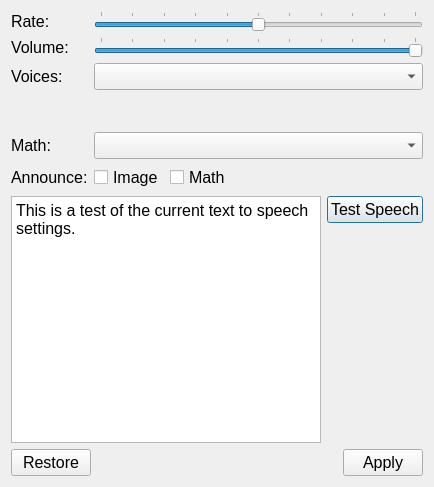
DinoZAR/CentralAccessReader, file src/forms/speech_settings.ui: the form before one commit.
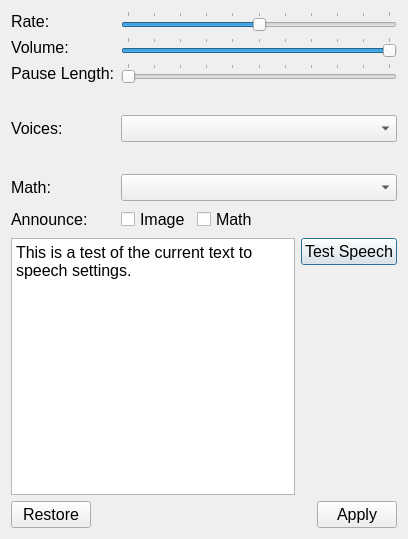
The form after the commit. Icons and pictures are not drawn.

Commit message: Updated Tutorial and added the pause feature to TTS.

```diff
--- a/src/forms/speech_settings.ui
+++ b/src/forms/speech_settings.ui
@@ -6,8 +6,8 @@
    <rect>
     <x>0</x>
     <y>0</y>
-    <width>434</width>
-    <height>487</height>
+    <width>408</width>
+    <height>539</height>
    </rect>
   </property>
   <property name="font">
@@ -28,14 +28,14 @@
      <property name="fieldGrowthPolicy">
       <enum>QFormLayout::AllNonFixedFieldsGrow</enum>
      </property>
-     <item row="1" column="0">
+     <item row="0" column="0">
       <widget class="QLabel" name="label">
        <property name="text">
         <string>Rate:</string>
        </property>
       </widget>
      </item>
-     <item row="1" column="1">
+     <item row="0" column="1">
       <widget class="QSlider" name="rateSlider">
        <property name="minimumSize">
         <size>
@@ -66,14 +66,14 @@
        </property>
       </widget>
      </item>
-     <item row="2" column="0">
+     <item row="1" column="0">
       <widget class="QLabel" name="label_2">
        <property name="text">
         <string>Volume:</string>
        </property>
       </widget>
      </item>
-     <item row="2" column="1">
+     <item row="1" column="1">
       <widget class="QSlider" name="volumeSlider">
        <property name="minimumSize">
         <size>
@@ -101,14 +101,53 @@
        </property>
       </widget>
      </item>
-     <item row="3" column="0">
+     <item row="2" column="0">
+      <widget class="QLabel" name="label_6">
+       <property name="text">
+        <string>Pause Length:</string>
+       </property>
+      </widget>
+     </item>
+     <item row="2" column="1">
+      <widget class="QSlider" name="pauseSlider">
+       <property name="maximum">
+        <number>10</number>
+       </property>
+       <property name="orientation">
+        <enum>Qt::Horizontal</enum>
+       </property>
+       <property name="tickPosition">
+        <enum>QSlider::TicksAbove</enum>
+       </property>
+       <property name="tickInterval">
+        <number>1</number>
+       </property>
+      </widget>
+     </item>
+     <item row="3" column="1">
+      <spacer name="verticalSpacer_3">
+       <property name="orientation">
+        <enum>Qt::Vertical</enum>
+       </property>
+       <property name="sizeType">
+        <enum>QSizePolicy::Fixed</enum>
+       </property>
+       <property name="sizeHint" stdset="0">
+        <size>
+         <width>20</width>
+         <height>20</height>
+        </size>
+       </property>
+      </spacer>
+     </item>
+     <item row="4" column="0">
       <widget class="QLabel" name="label_3">
        <property name="text">
         <string>Voices:</string>
        </property>
       </widget>
      </item>
-     <item row="3" column="1">
+     <item row="4" column="1">
       <widget class="QComboBox" name="voiceComboBox">
        <property name="toolTip">
         <string>Drop down box for selecting the voice</string>
@@ -118,8 +157,8 @@
        </property>
       </widget>
      </item>
-     <item row="4" column="1">
-      <spacer name="verticalSpacer_3">
+     <item row="5" column="1">
+      <spacer name="verticalSpacer_2">
        <property name="orientation">
         <enum>Qt::Vertical</enum>
        </property>
@@ -129,29 +168,29 @@
        <property name="sizeHint" stdset="0">
         <size>
          <width>20</width>
-         <height>30</height>
+         <height>20</height>
         </size>
        </property>
       </spacer>
      </item>
-     <item row="5" column="0">
+     <item row="6" column="0">
       <widget class="QLabel" name="label_5">
        <property name="text">
         <string>Math:</string>
        </property>
       </widget>
      </item>
-     <item row="5" column="1">
+     <item row="6" column="1">
       <widget class="QComboBox" name="mathDatabaseComboBox"/>
      </item>
-     <item row="6" column="0">
+     <item row="7" column="0">
       <widget class="QLabel" name="label_4">
        <property name="text">
         <string>Announce:</string>
        </property>
       </widget>
      </item>
-     <item row="6" column="1">
+     <item row="7" column="1">
       <layout class="QHBoxLayout" name="horizontalLayout_3">
        <item>
         <widget class="QCheckBox" name="imageTagCheckBox">
```
Left out of the diff: 1 changed line with no effect on the pictures. The commit also changes 10 other files.
